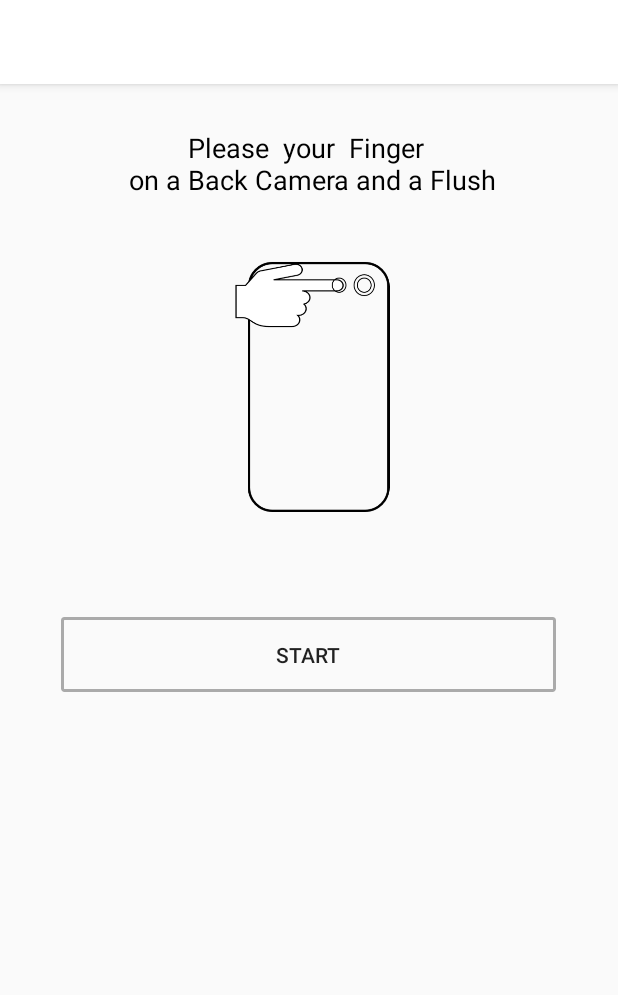
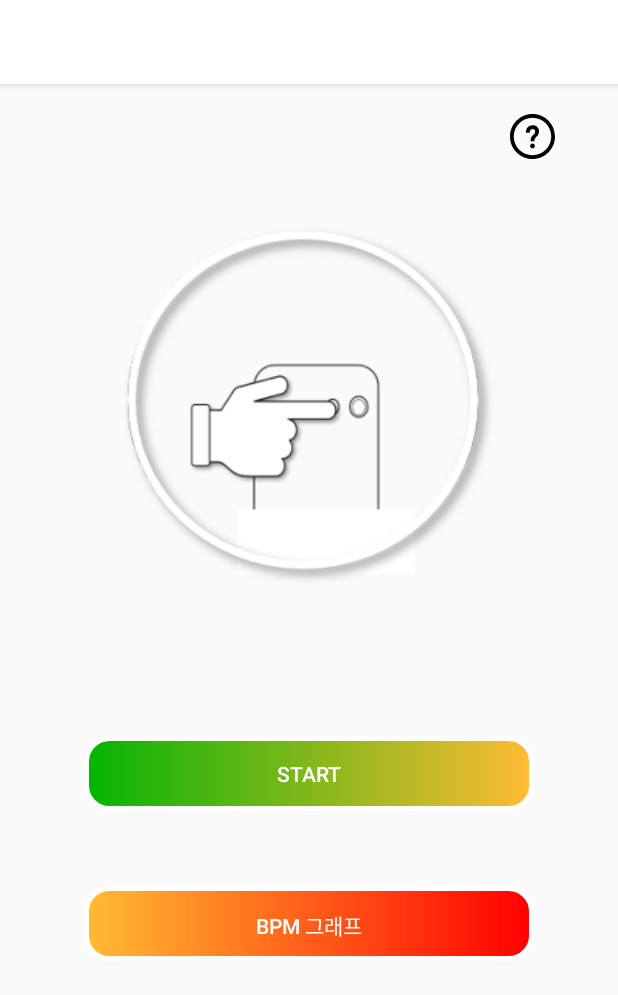
Before and after one commit to Jieun-Sujin/CardioProject, an Android app: the HeartActivity screen opened directly, with no data from a screen before it, on a phone screen of 412 x 824 dp. Shown: the top 995 px of the screen. Run offline under Robolectric (Android 15) with nearby library versions, the phone set to English and light mode, and no system bars; our stand-ins replace Firebase (no records; nobody signed in at launch, a user with empty details on screens opened directly).

Commit message:
Update HeartActivity

```diff
--- /dev/null
+++ b/app/src/main/res/drawable/btn_bpm_again.xml
@@ -0,0 +1,18 @@
+<?xml version="1.0" encoding="utf-8"?>
+<selector xmlns:android="http://schemas.android.com/apk/res/android">
+    <item>
+        <shape android:shape="rectangle">
+            <gradient
+                android:angle="180"
+                android:endColor="#04B404"
+                android:startColor="#04B404"
+                android:type="linear" />
+            <stroke
+                android:width="3dp"
+                android:color="#FFFCFC"
+                />
+
+            <corners android:radius="15dp" />
+        </shape>
+    </item>
+</selector>
--- /dev/null
+++ b/app/src/main/res/drawable/btn_bpm_drawable.xml
@@ -0,0 +1,18 @@
+<?xml version="1.0" encoding="utf-8"?>
+<selector xmlns:android="http://schemas.android.com/apk/res/android">
+    <item>
+        <shape android:shape="rectangle">
+            <gradient
+                android:angle="180"
+                android:endColor="#04B404"
+                android:startColor="#FFBB33"
+                android:type="linear" />
+            <stroke
+                android:width="3dp"
+                android:color="#FFFCFC"
+                />
+
+            <corners android:radius="15dp" />
+        </shape>
+    </item>
+</selector>
--- /dev/null
+++ b/app/src/main/res/drawable/btn_history_drawable.xml
@@ -0,0 +1,18 @@
+<?xml version="1.0" encoding="utf-8"?>
+<selector xmlns:android="http://schemas.android.com/apk/res/android">
+    <item>
+        <shape android:shape="rectangle">
+            <gradient
+                android:angle="180"
+                android:endColor="#FFBB33"
+                android:startColor="#FF0000"
+                android:type="linear" />
+            <stroke
+                android:width="3dp"
+                android:color="#FFFCFC"
+                />
+
+            <corners android:radius="15dp" />
+        </shape>
+    </item>
+</selector>
--- /dev/null
+++ b/app/src/main/res/drawable/btn_history_graph.xml
@@ -0,0 +1,18 @@
+<?xml version="1.0" encoding="utf-8"?>
+<selector xmlns:android="http://schemas.android.com/apk/res/android">
+    <item>
+        <shape android:shape="rectangle">
+            <gradient
+                android:angle="180"
+                android:endColor="#FF0000"
+                android:startColor="#FF0000"
+                android:type="linear" />
+            <stroke
+                android:width="3dp"
+                android:color="#FFFCFC"
+                />
+
+            <corners android:radius="15dp" />
+        </shape>
+    </item>
+</selector>
--- /dev/null
+++ b/app/src/main/res/drawable/question_mark_btn.xml
@@ -0,0 +1,4 @@
+<vector android:height="10dp" android:viewportHeight="24"
+    android:viewportWidth="24" android:width="10dp" xmlns:android="http://schemas.android.com/apk/res/android">
+    <path android:fillColor="#FF000000" android:pathData="M12,2c5.514,0 10,4.486 10,10s-4.486,10 -10,10 -10,-4.486 -10,-10 4.486,-10 10,-10zM12,0c-6.627,0 -12,5.373 -12,12s5.373,12 12,12 12,-5.373 12,-12 -5.373,-12 -12,-12zM13.25,17c0,0.69 -0.559,1.25 -1.25,1.25 -0.689,0 -1.25,-0.56 -1.25,-1.25s0.561,-1.25 1.25,-1.25c0.691,0 1.25,0.56 1.25,1.25zM14.643,7.002c-0.608,-0.616 -1.515,-0.955 -2.551,-0.955 -2.18,0 -3.59,1.55 -3.59,3.95h2.011c0,-1.486 0.829,-2.013 1.538,-2.013 0.634,0 1.307,0.421 1.364,1.226 0.062,0.847 -0.39,1.277 -0.962,1.821 -1.412,1.343 -1.438,1.993 -1.432,3.468h2.005c-0.013,-0.664 0.03,-1.203 0.935,-2.178 0.677,-0.73 1.519,-1.638 1.536,-3.022 0.011,-0.924 -0.284,-1.719 -0.854,-2.297z"/>
+</vector>
--- a/app/src/main/res/layout/activity_heart.xml
+++ b/app/src/main/res/layout/activity_heart.xml
@@ -5,9 +5,7 @@
     android:orientation="vertical"
     android:layout_width="match_parent"
     android:layout_height="match_parent"
-    android:weightSum="5"
     tools:context=".HeartActivity">
-
     <ScrollView
         android:layout_width="match_parent"
         android:layout_height="wrap_content">
@@ -22,22 +20,29 @@
                 android:layout_height="match_parent"
                 android:orientation="vertical">
 
+                <Button
+                    android:id="@+id/questionBtn"
+                    android:layout_marginLeft="340dp"
+                    android:layout_marginTop="20dp"
+                    android:layout_width="30dp"
+                    android:layout_height="30dp"
+                    android:background="@drawable/question_mark_btn">
+                </Button>
                 <TextView
-                    android:layout_marginTop="30dp"
                     android:textSize="18dp"
                     android:id="@+id/textMon"
                     android:textColor="@android:color/black"
-                    android:text="Please  your  Finger \n on a Back Camera and a Flush"
                     android:textAlignment="center"
                     android:layout_width="match_parent"
-                    android:layout_height="65dp" />
+                    android:layout_height="wrap_content"/>
+
                 <ImageView
                     android:id="@+id/fingerImage"
-                    android:layout_marginTop="10dp"
+                    android:layout_marginTop="20dp"
                     android:layout_gravity="center_horizontal"
-                    android:layout_width="200dp"
-                    android:layout_height="180dp"
-                    android:src="@drawable/finger">
+                    android:layout_width="300dp"
+                    android:layout_height="240dp"
+                    android:src="@drawable/bpm_image">
 
                 </ImageView>
 
@@ -194,63 +199,89 @@
 
                         </RadioGroup>
                     </LinearLayout>
+
+                    <LinearLayout
+                        android:id="@+id/btnLayout2"
+                        android:layout_width="350dp"
+                        android:layout_height="wrap_content"
+                        android:layout_gravity="center_horizontal"
+                        android:layout_marginTop="30dp"
+                        android:layout_weight="1"
+                        android:orientation="horizontal"
+                        android:visibility="visible">
+
+                        <Button
+                            android:id="@+id/againBtn"
+                            android:layout_width="0dp"
+                            android:layout_height="wrap_content"
+                            android:layout_gravity="center_horizontal"
+                            android:layout_margin="10dp"
+                            android:layout_weight="1"
+                            android:background="@drawable/btn_bpm_again"
+                            android:padding="3dp"
+                            android:text="again"
+                            android:textColor="@color/white"
+                            android:typeface="normal" />
+
+                        <Button
+                            android:id="@+id/storeBtn"
+                            android:layout_width="0dp"
+                            android:layout_height="50dp"
+                            android:layout_gravity="center_horizontal"
+                            android:layout_margin="10dp"
+                            android:layout_weight="1"
+                            android:background="@drawable/btn_history_graph"
+                            android:padding="3dp"
+                            android:text="STORE"
+                            android:textColor="@color/white"
+                            android:typeface="normal" />
+                    </LinearLayout>
                 </LinearLayout>
 
 
             </LinearLayout>
 
             <LinearLayout
+                android:layout_width="match_parent"
+                android:layout_height="wrap_content"
                 android:layout_marginTop="60dp"
-                android:orientation="vertical"
-                android:layout_width="match_parent"
-                android:layout_height="wrap_content">
-                <Button
-                    android:background="@drawable/button"
-                    android:layout_gravity="center_horizontal"
-                    android:id="@+id/btnStart"
-                    android:layout_width="330dp"
-                    android:layout_height="50dp"
-                    android:layout_margin="10dp"
-                    android:padding="3dp"
-                    android:text="START"
-                    android:typeface="normal" />
+                android:orientation="vertical">
+
                 <LinearLayout
-                    android:layout_marginTop="60dp"
-                    android:visibility="gone"
-                    android:id="@+id/btnLayout2"
-                    android:layout_weight="1"
-                    android:layout_gravity="center_horizontal"
-                    android:orientation="horizontal"
-                    android:layout_width="350dp"
+                    android:layout_marginTop="30dp"
+                    android:visibility="visible"
+                    android:orientation="vertical"
+                    android:layout_width="match_parent"
                     android:layout_height="wrap_content">
-
                     <Button
-                        android:id="@+id/againBtn"
-                        android:layout_width="0dp"
+                        android:id="@+id/btnStart"
+                        android:layout_width="300dp"
                         android:layout_height="50dp"
+                        android:layout_centerHorizontal="true"
+                        android:layout_centerVertical="true"
                         android:layout_gravity="center_horizontal"
                         android:layout_margin="10dp"
-                        android:layout_weight="1"
-                        android:background="@drawable/button"
-                        android:padding="3dp"
-                        android:text="again"
+                        android:background="@drawable/btn_bpm_drawable"
+                        android:padding="15dp"
+                        android:text="BPM  측정하기"
+                        android:textColor="@color/white"
                         android:typeface="normal" />
 
                     <Button
-                        android:background="@drawable/button"
+                        android:id="@+id/btnHistory"
+                        android:layout_width="300dp"
+                        android:layout_height="50dp"
+                        android:layout_centerHorizontal="true"
+                        android:layout_centerVertical="true"
                         android:layout_gravity="center_horizontal"
-                        android:id="@+id/storeBtn"
-                        android:layout_weight="1"
-                        android:layout_width="0dp"
-                        android:layout_height="50dp"
-                        android:layout_margin="10dp"
-                        android:padding="3dp"
-                        android:text="STORE"
-                        android:typeface="normal" />
+                        android:layout_margin="40dp"
+                        android:background="@drawable/btn_history_drawable"
+                        android:padding="15dp"
+                        android:text="BPM 그래프"
+                        android:textColor="@color/white"
+                        android:typeface="normal"/>
+
                 </LinearLayout>
-
-
-
             </LinearLayout>
 
 
--- a/app/src/main/res/layout/activity_popup.xml
+++ b/app/src/main/res/layout/activity_popup.xml
@@ -12,7 +12,7 @@
         android:background="@color/white"
         android:gravity="center"
         android:text="HOW TO ?"
-        android:textColor="@color/black"
+        android:textColor="#298A08"
         android:textSize="18sp" />
 
     <LinearLayout
```
Also changed, not shown: app/src/main/res/drawable/bpm_image.png (added).
